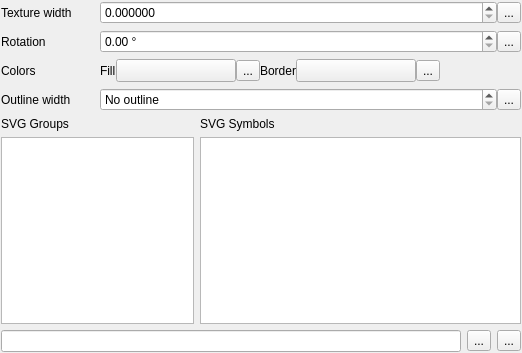
This is src/ui/symbollayer/widget_svgfill.ui in carsmie/QGIS as Qt 5 draws it before an edit. The edited form follows.
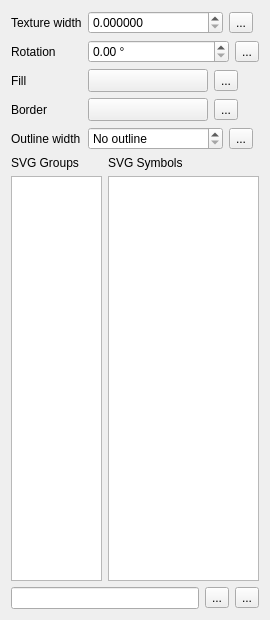
This is the edited form. Custom widgets are drawn as their Qt base class.

```diff
--- a/src/ui/symbollayer/widget_svgfill.ui
+++ b/src/ui/symbollayer/widget_svgfill.ui
@@ -6,27 +6,213 @@
    <rect>
     <x>0</x>
     <y>0</y>
-    <width>522</width>
-    <height>353</height>
+    <width>270</width>
+    <height>620</height>
    </rect>
   </property>
   <property name="windowTitle">
    <string>Form</string>
   </property>
-  <layout class="QGridLayout" name="gridLayout_3">
-   <property name="leftMargin">
-    <number>1</number>
-   </property>
-   <property name="topMargin">
-    <number>1</number>
-   </property>
-   <property name="rightMargin">
-    <number>1</number>
-   </property>
-   <property name="bottomMargin">
-    <number>1</number>
-   </property>
-   <item row="1" column="0">
+  <layout class="QFormLayout" name="formLayout">
+   <item row="1" column="1">
+    <layout class="QHBoxLayout" name="horizontalLayout_2">
+     <item>
+      <widget class="QgsDoubleSpinBox" name="mTextureWidthSpinBox">
+       <property name="sizePolicy">
+        <sizepolicy hsizetype="Minimum" vsizetype="Fixed">
+         <horstretch>1</horstretch>
+         <verstretch>0</verstretch>
+        </sizepolicy>
+       </property>
+       <property name="decimals">
+        <number>6</number>
+       </property>
+       <property name="maximum">
+        <double>999999999.999999046325684</double>
+       </property>
+       <property name="singleStep">
+        <double>0.200000000000000</double>
+       </property>
+       <property name="showClearButton" stdset="0">
+        <bool>false</bool>
+       </property>
+      </widget>
+     </item>
+     <item>
+      <widget class="QgsDataDefinedButton" name="mTextureWidthDDBtn">
+       <property name="text">
+        <string>...</string>
+       </property>
+      </widget>
+     </item>
+     <item>
+      <widget class="QgsUnitSelectionWidget" name="mTextureWidthUnitWidget" native="true"/>
+     </item>
+    </layout>
+   </item>
+   <item row="3" column="1">
+    <layout class="QHBoxLayout" name="horizontalLayout_5">
+     <item>
+      <widget class="QgsDoubleSpinBox" name="mRotationSpinBox">
+       <property name="suffix">
+        <string> °</string>
+       </property>
+       <property name="maximum">
+        <double>360.000000000000000</double>
+       </property>
+       <property name="singleStep">
+        <double>0.500000000000000</double>
+       </property>
+      </widget>
+     </item>
+     <item>
+      <widget class="QgsDataDefinedButton" name="mRotationDDBtn">
+       <property name="text">
+        <string>...</string>
+       </property>
+      </widget>
+     </item>
+    </layout>
+   </item>
+   <item row="5" column="1">
+    <layout class="QHBoxLayout" name="horizontalLayout_3">
+     <item>
+      <widget class="QgsColorButtonV2" name="mChangeColorButton">
+       <property name="minimumSize">
+        <size>
+         <width>120</width>
+         <height>0</height>
+        </size>
+       </property>
+       <property name="maximumSize">
+        <size>
+         <width>120</width>
+         <height>16777215</height>
+        </size>
+       </property>
+       <property name="text">
+        <string/>
+       </property>
+      </widget>
+     </item>
+     <item>
+      <widget class="QgsDataDefinedButton" name="mFilColorDDBtn">
+       <property name="text">
+        <string>...</string>
+       </property>
+      </widget>
+     </item>
+     <item>
+      <spacer name="horizontalSpacer">
+       <property name="orientation">
+        <enum>Qt::Horizontal</enum>
+       </property>
+       <property name="sizeHint" stdset="0">
+        <size>
+         <width>40</width>
+         <height>20</height>
+        </size>
+       </property>
+      </spacer>
+     </item>
+    </layout>
+   </item>
+   <item row="6" column="0">
+    <widget class="QLabel" name="mBorderColorLabel">
+     <property name="sizePolicy">
+      <sizepolicy hsizetype="Maximum" vsizetype="Preferred">
+       <horstretch>0</horstretch>
+       <verstretch>0</verstretch>
+      </sizepolicy>
+     </property>
+     <property name="text">
+      <string>Border</string>
+     </property>
+    </widget>
+   </item>
+   <item row="6" column="1">
+    <layout class="QHBoxLayout" name="horizontalLayout_6">
+     <item>
+      <widget class="QgsColorButtonV2" name="mChangeBorderColorButton">
+       <property name="minimumSize">
+        <size>
+         <width>120</width>
+         <height>0</height>
+        </size>
+       </property>
+       <property name="maximumSize">
+        <size>
+         <width>120</width>
+         <height>16777215</height>
+        </size>
+       </property>
+       <property name="text">
+        <string/>
+       </property>
+      </widget>
+     </item>
+     <item>
+      <widget class="QgsDataDefinedButton" name="mBorderColorDDBtn">
+       <property name="text">
+        <string>...</string>
+       </property>
+      </widget>
+     </item>
+     <item>
+      <spacer name="horizontalSpacer_2">
+       <property name="orientation">
+        <enum>Qt::Horizontal</enum>
+       </property>
+       <property name="sizeHint" stdset="0">
+        <size>
+         <width>40</width>
+         <height>20</height>
+        </size>
+       </property>
+      </spacer>
+     </item>
+    </layout>
+   </item>
+   <item row="8" column="1">
+    <layout class="QHBoxLayout" name="horizontalLayout_4">
+     <item>
+      <widget class="QgsDoubleSpinBox" name="mBorderWidthSpinBox">
+       <property name="sizePolicy">
+        <sizepolicy hsizetype="Minimum" vsizetype="Fixed">
+         <horstretch>1</horstretch>
+         <verstretch>0</verstretch>
+        </sizepolicy>
+       </property>
+       <property name="specialValueText">
+        <string>No outline</string>
+       </property>
+       <property name="decimals">
+        <number>6</number>
+       </property>
+       <property name="maximum">
+        <double>999999999.999999046325684</double>
+       </property>
+       <property name="singleStep">
+        <double>0.200000000000000</double>
+       </property>
+       <property name="showClearButton" stdset="0">
+        <bool>true</bool>
+       </property>
+      </widget>
+     </item>
+     <item>
+      <widget class="QgsDataDefinedButton" name="mBorderWidthDDBtn">
+       <property name="text">
+        <string>...</string>
+       </property>
+      </widget>
+     </item>
+     <item>
+      <widget class="QgsUnitSelectionWidget" name="mSvgOutlineWidthUnitWidget" native="true"/>
+     </item>
+    </layout>
+   </item>
+   <item row="9" column="0" colspan="2">
     <layout class="QGridLayout" name="gridLayout_2">
      <item row="0" column="0">
       <widget class="QLabel" name="mSymbolGroupLabel">
@@ -76,7 +262,7 @@
      </item>
     </layout>
    </item>
-   <item row="2" column="0">
+   <item row="11" column="0" colspan="2">
     <layout class="QHBoxLayout" name="horizontalLayout">
      <item>
       <widget class="QLineEdit" name="mSVGLineEdit"/>
@@ -97,234 +283,39 @@
      </item>
     </layout>
    </item>
-   <item row="0" column="0">
-    <layout class="QGridLayout" name="gridLayout">
-     <property name="horizontalSpacing">
-      <number>28</number>
+   <item row="1" column="0">
+    <widget class="QLabel" name="mTextureWidthLabel">
+     <property name="text">
+      <string>Texture width</string>
      </property>
-     <item row="1" column="0">
-      <widget class="QLabel" name="mRotationLabel">
-       <property name="text">
-        <string>Rotation</string>
-       </property>
-      </widget>
-     </item>
-     <item row="2" column="0">
-      <widget class="QLabel" name="mColorLabel">
-       <property name="text">
-        <string>Colors</string>
-       </property>
-      </widget>
-     </item>
-     <item row="1" column="1">
-      <layout class="QHBoxLayout" name="horizontalLayout_5">
-       <item>
-        <widget class="QgsDoubleSpinBox" name="mRotationSpinBox">
-         <property name="suffix">
-          <string> °</string>
-         </property>
-         <property name="maximum">
-          <double>360.000000000000000</double>
-         </property>
-         <property name="singleStep">
-          <double>0.500000000000000</double>
-         </property>
-        </widget>
-       </item>
-       <item>
-        <widget class="QgsDataDefinedButton" name="mRotationDDBtn">
-         <property name="text">
-          <string>...</string>
-         </property>
-        </widget>
-       </item>
-      </layout>
-     </item>
-     <item row="3" column="0">
-      <widget class="QLabel" name="mBorderWidthLabel">
-       <property name="text">
-        <string>Outline width</string>
-       </property>
-      </widget>
-     </item>
-     <item row="0" column="0">
-      <widget class="QLabel" name="mTextureWidthLabel">
-       <property name="text">
-        <string>Texture width</string>
-       </property>
-      </widget>
-     </item>
-     <item row="3" column="1">
-      <layout class="QHBoxLayout" name="horizontalLayout_4">
-       <item>
-        <widget class="QgsDoubleSpinBox" name="mBorderWidthSpinBox">
-         <property name="sizePolicy">
-          <sizepolicy hsizetype="Minimum" vsizetype="Fixed">
-           <horstretch>1</horstretch>
-           <verstretch>0</verstretch>
-          </sizepolicy>
-         </property>
-         <property name="specialValueText">
-          <string>No outline</string>
-         </property>
-         <property name="decimals">
-          <number>6</number>
-         </property>
-         <property name="maximum">
-          <double>999999999.999999046325684</double>
-         </property>
-         <property name="singleStep">
-          <double>0.200000000000000</double>
-         </property>
-         <property name="showClearButton" stdset="0">
-          <bool>true</bool>
-         </property>
-        </widget>
-       </item>
-       <item>
-        <widget class="QgsDataDefinedButton" name="mBorderWidthDDBtn">
-         <property name="text">
-          <string>...</string>
-         </property>
-        </widget>
-       </item>
-       <item>
-        <widget class="QgsUnitSelectionWidget" name="mSvgOutlineWidthUnitWidget" native="true"/>
-       </item>
-      </layout>
-     </item>
-     <item row="0" column="1">
-      <layout class="QHBoxLayout" name="horizontalLayout_2">
-       <item>
-        <widget class="QgsDoubleSpinBox" name="mTextureWidthSpinBox">
-         <property name="sizePolicy">
-          <sizepolicy hsizetype="Minimum" vsizetype="Fixed">
-           <horstretch>1</horstretch>
-           <verstretch>0</verstretch>
-          </sizepolicy>
-         </property>
-         <property name="decimals">
-          <number>6</number>
-         </property>
-         <property name="maximum">
-          <double>999999999.999999046325684</double>
-         </property>
-         <property name="singleStep">
-          <double>0.200000000000000</double>
-         </property>
-         <property name="showClearButton" stdset="0">
-          <bool>false</bool>
-         </property>
-        </widget>
-       </item>
-       <item>
-        <widget class="QgsDataDefinedButton" name="mTextureWidthDDBtn">
-         <property name="text">
-          <string>...</string>
-         </property>
-        </widget>
-       </item>
-       <item>
-        <widget class="QgsUnitSelectionWidget" name="mTextureWidthUnitWidget" native="true"/>
-       </item>
-      </layout>
-     </item>
-     <item row="2" column="1">
-      <layout class="QHBoxLayout" name="horizontalLayout_3">
-       <item>
-        <widget class="QLabel" name="label">
-         <property name="sizePolicy">
-          <sizepolicy hsizetype="Maximum" vsizetype="Preferred">
-           <horstretch>0</horstretch>
-           <verstretch>0</verstretch>
-          </sizepolicy>
-         </property>
-         <property name="text">
-          <string>Fill</string>
-         </property>
-        </widget>
-       </item>
-       <item>
-        <widget class="QgsColorButtonV2" name="mChangeColorButton">
-         <property name="minimumSize">
-          <size>
-           <width>120</width>
-           <height>0</height>
-          </size>
-         </property>
-         <property name="maximumSize">
-          <size>
-           <width>120</width>
-           <height>16777215</height>
-          </size>
-         </property>
-         <property name="text">
-          <string/>
-         </property>
-        </widget>
-       </item>
-       <item>
-        <widget class="QgsDataDefinedButton" name="mFilColorDDBtn">
-         <property name="text">
-          <string>...</string>
-         </property>
-        </widget>
-       </item>
-       <item>
-        <widget class="QLabel" name="mBorderColorLabel">
-         <property name="sizePolicy">
-          <sizepolicy hsizetype="Maximum" vsizetype="Preferred">
-           <horstretch>0</horstretch>
-           <verstretch>0</verstretch>
-          </sizepolicy>
-         </property>
-         <property name="text">
-          <string>Border</string>
-         </property>
-        </widget>
-       </item>
-       <item>
-        <widget class="QgsColorButtonV2" name="mChangeBorderColorButton">
-         <property name="minimumSize">
-          <size>
-           <width>120</width>
-           <height>0</height>
-          </size>
-         </property>
-         <property name="maximumSize">
-          <size>
-           <width>120</width>
-           <height>16777215</height>
-          </size>
-         </property>
-         <property name="text">
-          <string/>
-         </property>
-        </widget>
-       </item>
-       <item>
-        <widget class="QgsDataDefinedButton" name="mBorderColorDDBtn">
-         <property name="text">
-          <string>...</string>
-         </property>
-        </widget>
-       </item>
-       <item>
-        <spacer name="horizontalSpacer">
-         <property name="orientation">
-          <enum>Qt::Horizontal</enum>
-         </property>
-         <property name="sizeHint" stdset="0">
-          <size>
-           <width>0</width>
-           <height>20</height>
-          </size>
-         </property>
-        </spacer>
-       </item>
-      </layout>
-     </item>
-    </layout>
+    </widget>
+   </item>
+   <item row="3" column="0">
+    <widget class="QLabel" name="mRotationLabel">
+     <property name="text">
+      <string>Rotation</string>
+     </property>
+    </widget>
+   </item>
+   <item row="5" column="0">
+    <widget class="QLabel" name="label">
+     <property name="sizePolicy">
+      <sizepolicy hsizetype="Maximum" vsizetype="Preferred">
+       <horstretch>0</horstretch>
+       <verstretch>0</verstretch>
+      </sizepolicy>
+     </property>
+     <property name="text">
+      <string>Fill</string>
+     </property>
+    </widget>
+   </item>
+   <item row="8" column="0">
+    <widget class="QLabel" name="mBorderWidthLabel">
+     <property name="text">
+      <string>Outline width</string>
+     </property>
+    </widget>
    </item>
   </layout>
  </widget>
```
